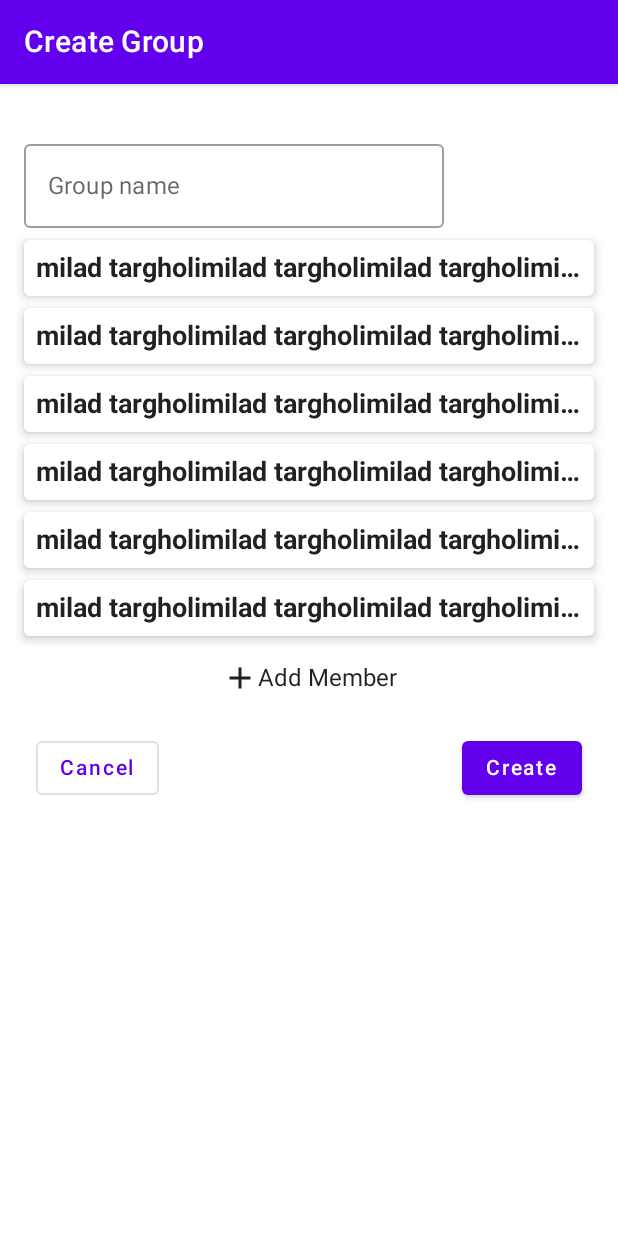
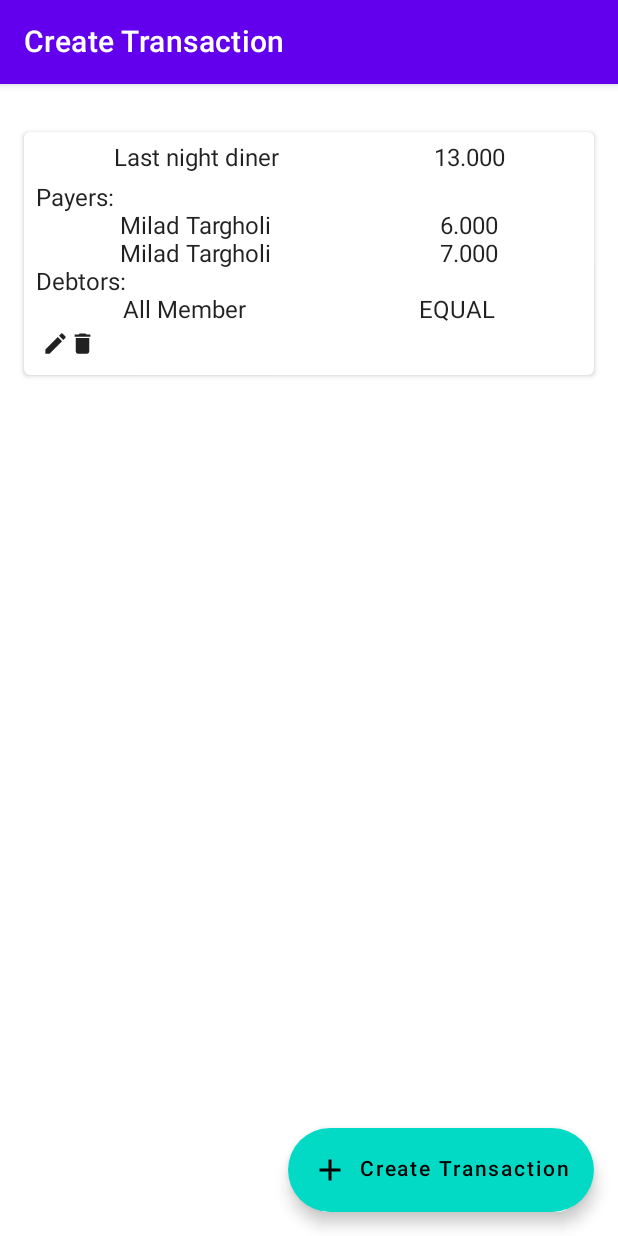
Before and after one commit to cloner93/Go-Dutch, an Android app built with Jetpack Compose: the screen it shows after launch (MainActivity), on a phone screen of 412 x 824 dp. Run offline under Robolectric (Android 15) with nearby library versions, the phone set to English and light mode, and no system bars.

Commit message:
add TransactionsScreen.

```diff
--- a/app/src/main/java/com/milad/go_dutch/MainActivity.kt
+++ b/app/src/main/java/com/milad/go_dutch/MainActivity.kt
@@ -9,6 +9,7 @@ import androidx.compose.material.Surface
 import androidx.compose.ui.Modifier
 import com.milad.go_dutch.ui.theme.GoDutchTheme
 import com.milad.go_dutch.view.CreateGroupScreen
+import com.milad.go_dutch.view.TransactionsScreen
 
 class MainActivity : ComponentActivity() {
     override fun onCreate(savedInstanceState: Bundle?) {
@@ -20,7 +21,7 @@ class MainActivity : ComponentActivity() {
                     modifier = Modifier.fillMaxSize(),
                     color = MaterialTheme.colors.background
                 ) {
-                    CreateGroupScreen()
+                    TransactionsScreen()
                 }
             }
         }
--- a/app/src/main/java/com/milad/go_dutch/view/GroupsScreeen.kt
+++ b/app/src/main/java/com/milad/go_dutch/view/GroupsScreeen.kt
@@ -28,7 +28,7 @@ fun HomeScreen() {
     )
     Scaffold(
         topBar = { TopAppBar("Groups") },
-        floatingActionButton = { HomeFloatingActionButton(lazyListState.isScrollingUp(),"Create") {} },
+        floatingActionButton = { HomeFloatingActionButton(lazyListState.isScrollingUp(),"Create Group") {} },
         content = HomeScreenContent(lazyListState, groupList)
     )
 }
--- /dev/null
+++ b/app/src/main/java/com/milad/go_dutch/view/TransactionsScreen.kt
@@ -0,0 +1,132 @@
+package com.milad.go_dutch.view
+
+import androidx.compose.animation.AnimatedVisibility
+import androidx.compose.foundation.clickable
+import androidx.compose.foundation.layout.*
+import androidx.compose.foundation.lazy.LazyColumn
+import androidx.compose.foundation.lazy.LazyListState
+import androidx.compose.foundation.lazy.rememberLazyListState
+import androidx.compose.material.Card
+import androidx.compose.material.Icon
+import androidx.compose.material.Scaffold
+import androidx.compose.material.Text
+import androidx.compose.material.icons.Icons
+import androidx.compose.material.icons.filled.Delete
+import androidx.compose.material.icons.filled.Edit
+import androidx.compose.runtime.*
+import androidx.compose.ui.Modifier
+import androidx.compose.ui.tooling.preview.Preview
+import androidx.compose.ui.unit.dp
+
+@Composable
+fun TransactionsScreen() {
+    val lazyListState = rememberLazyListState()
+
+    Scaffold(
+        topBar = { TopAppBar("Create Transaction") },
+        floatingActionButton = {
+            HomeFloatingActionButton(
+                lazyListState.isScrollingUp(),
+                "Create Transaction"
+            ) {}
+        },
+        content = TransactionsScreenContent(lazyListState)
+    )
+}
+
+@Composable
+fun TransactionsScreenContent(
+    lazyListState: LazyListState
+): @Composable (PaddingValues) -> Unit =
+    {
+        LazyColumn(
+            verticalArrangement = Arrangement.spacedBy(8.dp),
+            contentPadding = PaddingValues(horizontal = 16.dp, vertical = 32.dp),
+            state = lazyListState,
+            modifier = Modifier
+                .fillMaxHeight()
+                .fillMaxWidth()
+        ) {
+            item {
+                listItem()
+            }
+        }
+    }
+
+@Composable
+private fun listItem() {
+    var expended by remember { mutableStateOf(true) }
+
+    Card(
+        modifier = Modifier.fillMaxWidth(),
+        elevation = 2.dp
+    ) {
+        Column(
+            Modifier
+                .clickable { expended = !expended }
+                .padding(8.dp)
+        ) {
+            Row(
+                modifier = Modifier.fillMaxWidth(),
+                horizontalArrangement = Arrangement.SpaceAround
+            ) {
+                Text(text = "Last night diner")
+                Text(text = "13.000")
+            }
+            AnimatedVisibility(expended) {
+                Column() {
+                    Spacer(modifier = Modifier.height(8.dp))
+                    Text("Payers:")
+                    Row(
+                        modifier = Modifier.fillMaxWidth(),
+                        horizontalArrangement = Arrangement.SpaceAround
+                    ) {
+                        Text(text = "Milad Targholi")
+                        Text(text = "6.000")
+                    }
+                    Row(
+                        modifier = Modifier.fillMaxWidth(),
+                        horizontalArrangement = Arrangement.SpaceAround
+                    ) {
+                        Text(text = "Milad Targholi")
+                        Text(text = "7.000")
+                    }
+                    Text("Debtors:")
+                    Row(
+                        modifier = Modifier.fillMaxWidth(),
+                        horizontalArrangement = Arrangement.SpaceAround
+                    ) {
+                        Text(text = "All Member")
+                        Text(text = "EQUAL")
+                    }
+                    Row(
+                        modifier = Modifier
+                            .fillMaxWidth()
+                            .padding(4.dp),
+                    ) {
+                        Icon(
+                            imageVector = Icons.Default.Edit,
+                            contentDescription = null,
+                            modifier = Modifier
+                                .height(18.dp)
+                                .width(18.dp)
+                        )
+                        Icon(
+                            imageVector = Icons.Default.Delete,
+                            contentDescription = null,
+                            modifier = Modifier
+                                .height(18.dp)
+                                .width(18.dp)
+                        )
+                    }
+                }
+            }
+        }
+    }
+}
+
+@Preview
+@Composable
+fun TransactionsScreenPreview() {
+    TransactionsScreen()
+}
```
